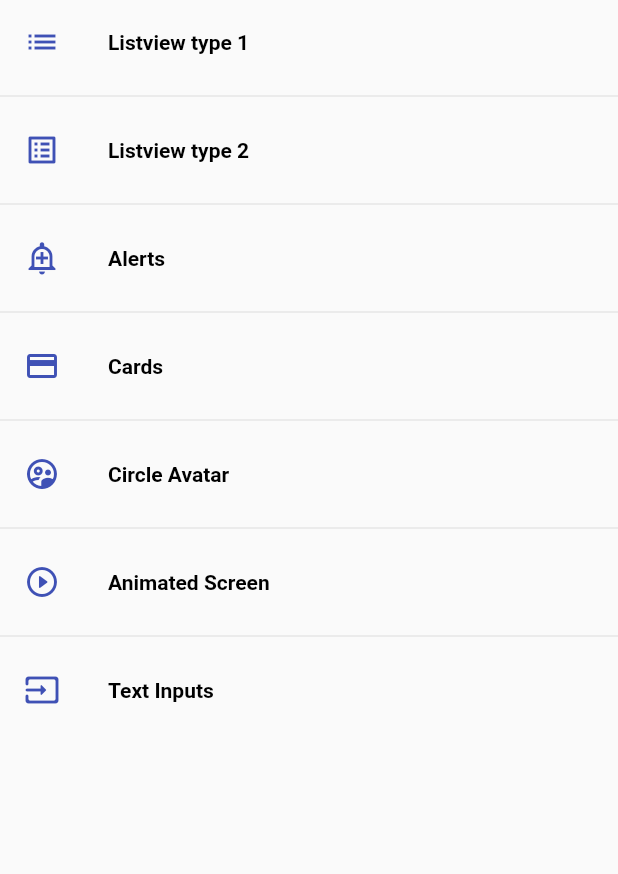
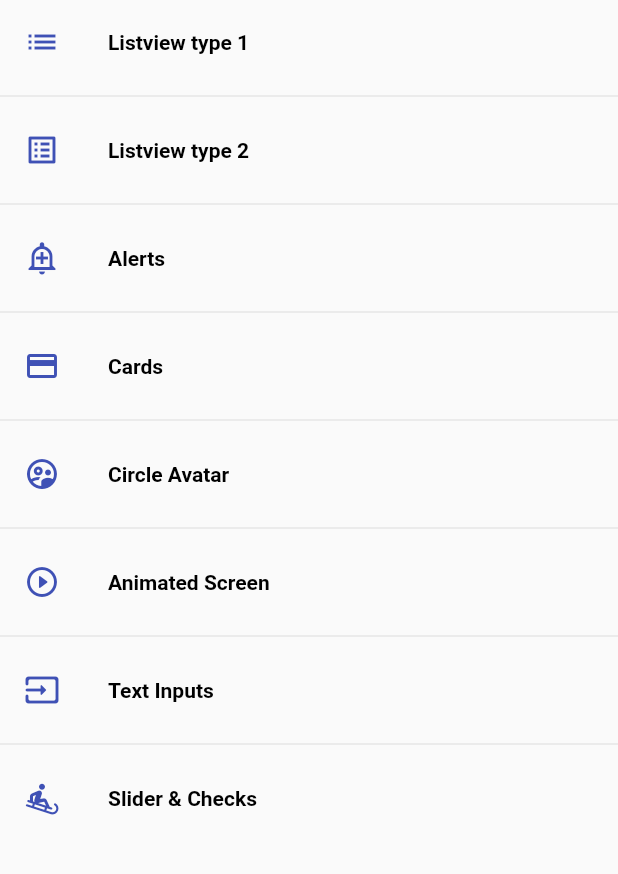
Before and after one commit to a-tiny-developer/flutter_components, a Flutter app: the screen it shows after launch, on a phone screen of 412 x 824 dp, the part 84-958 px from its top. Run offline on Flutter 3.47's test engine with Material 2 defaults, Android fonts, the phone set to English and light mode, and no system bars; our stand-ins replace google_fonts.

Commit message:
widget - slider

```diff
--- a/lib/router/app_routes.dart
+++ b/lib/router/app_routes.dart
@@ -49,6 +49,12 @@ class AppRoutes {
       screen: InputsScreen(),
       icon: Icons.input_rounded,
     ),
+    MenuOption(
+      route: 'slider',
+      name: 'Slider & Checks',
+      screen: SliderScreen(),
+      icon: Icons.sledding_rounded,
+    ),
   ];
 
   static Map<String, Widget Function(BuildContext)> getAppRoutes() {
--- a/lib/screens/screens.dart
+++ b/lib/screens/screens.dart
@@ -6,3 +6,4 @@ export 'home_screen.dart';
 export 'inputs_screen.dart';
 export 'listview1_screen.dart';
 export 'listview2_screen.dart';
+export 'slider_screen.dart';
```
Also changed, not shown: lib/screens/slider_screen.dart (added, +50 -0 lines).
